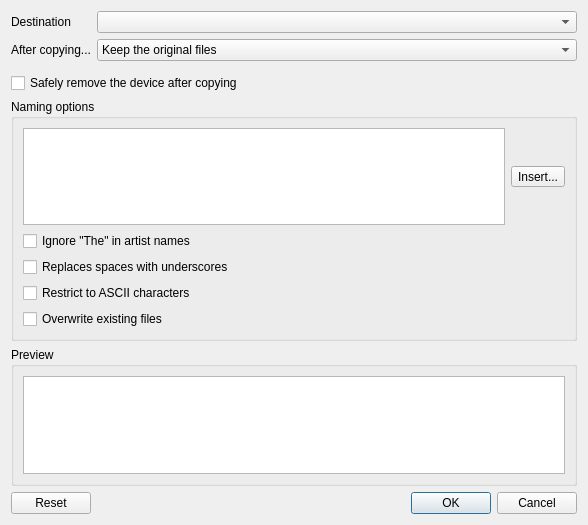
This is src/ui/organisedialog.ui in clementine-player/Clementine as Qt 5 draws it before an edit. The edited form follows.
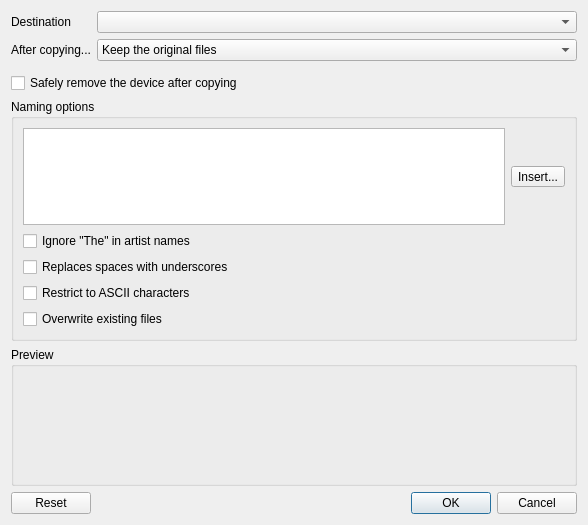
This is the edited form. The open tabs and pages were chosen to show the change. Icons and pictures are not drawn. Custom widgets are drawn as their Qt base class.

Commit message: Load songs in a background thread while initialising the Organise dialog

Diff of the .ui file:
```diff
--- a/src/ui/organisedialog.ui
+++ b/src/ui/organisedialog.ui
@@ -136,7 +136,67 @@
      </property>
      <layout class="QVBoxLayout" name="verticalLayout_3">
       <item>
-       <widget class="QListWidget" name="preview"/>
+       <widget class="QStackedWidget" name="preview_stack">
+        <property name="currentIndex">
+         <number>0</number>
+        </property>
+        <widget class="QWidget" name="preview_page">
+         <layout class="QVBoxLayout" name="verticalLayout_4">
+          <property name="spacing">
+           <number>0</number>
+          </property>
+          <property name="margin">
+           <number>0</number>
+          </property>
+          <item>
+           <widget class="QListWidget" name="preview"/>
+          </item>
+         </layout>
+        </widget>
+        <widget class="QWidget" name="loading_page">
+         <layout class="QHBoxLayout" name="horizontalLayout_2">
+          <property name="spacing">
+           <number>0</number>
+          </property>
+          <property name="margin">
+           <number>0</number>
+          </property>
+          <item>
+           <spacer name="horizontalSpacer">
+            <property name="orientation">
+             <enum>Qt::Horizontal</enum>
+            </property>
+            <property name="sizeHint" stdset="0">
+             <size>
+              <width>264</width>
+              <height>20</height>
+             </size>
+            </property>
+           </spacer>
+          </item>
+          <item>
+           <widget class="BusyIndicator" name="loading_indicator" native="true">
+            <property name="text" stdset="0">
+             <string>Loading...</string>
+            </property>
+           </widget>
+          </item>
+          <item>
+           <spacer name="horizontalSpacer_2">
+            <property name="orientation">
+             <enum>Qt::Horizontal</enum>
+            </property>
+            <property name="sizeHint" stdset="0">
+             <size>
+              <width>264</width>
+              <height>20</height>
+             </size>
+            </property>
+           </spacer>
+          </item>
+         </layout>
+        </widget>
+       </widget>
       </item>
      </layout>
     </widget>
@@ -165,6 +225,12 @@
    <extends>QTextEdit</extends>
    <header>widgets/linetextedit.h</header>
   </customwidget>
+  <customwidget>
+   <class>BusyIndicator</class>
+   <extends>QWidget</extends>
+   <header>widgets/busyindicator.h</header>
+   <container>1</container>
+  </customwidget>
  </customwidgets>
  <tabstops>
   <tabstop>destination</tabstop>
```
Left out of the diff: 9 changed lines with no effect on the pictures. The commit also changes 2 other files.
